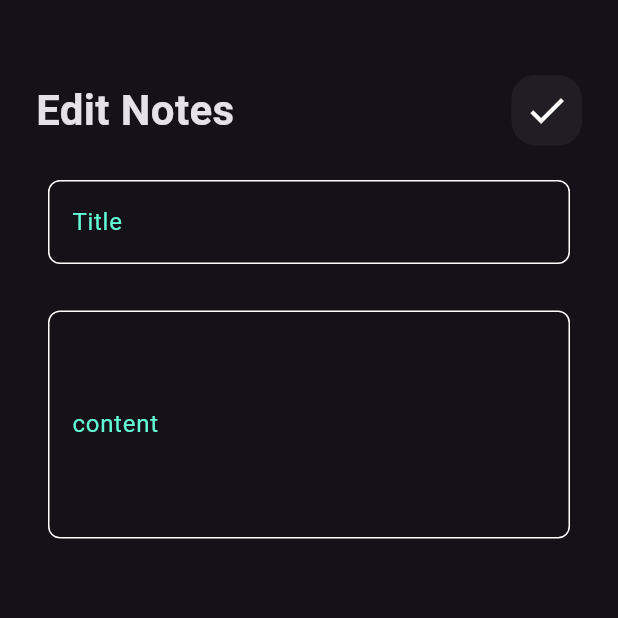
After one commit to mahmoud-dagher/mynotes, a Flutter app: the screen it shows after launch, after a tap on "Flutter Tips", on a phone screen of 412 x 824 dp, the top half of it. The commit adds this screen. Run offline on Flutter 3.47's test engine with Material 3 defaults, Android fonts, the phone set to English and light mode, and no system bars; our stand-ins replace font_awesome_flutter; Roboto replaces fonts that are missing (Poppins).

Commit message:
UI done ✔

```diff
--- /dev/null
+++ b/lib/shared/components/custom_app_bar.dart
@@ -0,0 +1,22 @@
+import 'package:flutter/material.dart';
+import 'package:my_notes/shared/components/custom_icon.dart';
+
+class CustomAppBar extends StatelessWidget {
+  const CustomAppBar({super.key, required this.title, required this.icon});
+  final String? title;
+  final IconData? icon;
+
+  @override
+  Widget build(BuildContext context) {
+    return Row(
+      children: [
+        Text(
+          title!,
+          style: const TextStyle(fontWeight: FontWeight.bold, fontSize: 28),
+        ),
+        const Spacer(),
+        CustomIcon(icon: icon),
+      ],
+    );
+  }
+}
--- a/lib/views/widgets/custom_search_icon.dart
+++ b/lib/shared/components/custom_icon.dart
@@ -1,7 +1,8 @@
 import 'package:flutter/material.dart';
 
-class CustomSearchIcon extends StatelessWidget {
-  const CustomSearchIcon({super.key});
+class CustomIcon extends StatelessWidget {
+  const CustomIcon({super.key, required this.icon});
+  final IconData? icon;
 
   @override
   Widget build(BuildContext context) {
@@ -14,13 +15,7 @@ class CustomSearchIcon extends StatelessWidget {
         // ignore: deprecated_member_use
         color: Colors.white.withOpacity(.05),
       ),
-      child: Center(
-        child: IconButton(
-          onPressed: () {},
-          icon: Icon(Icons.search),
-          iconSize: 30,
-        ),
-      ),
+      child: Center(child: Icon(icon, size: 30)),
     );
   }
 }
--- a/lib/views/widgets/add_note_bottom_sheet.dart
+++ b/lib/views/widgets/add_note_bottom_sheet.dart
@@ -1,6 +1,6 @@
 import 'package:flutter/material.dart';
-import 'package:my_notes/views/widgets/buttons.dart';
-import 'package:my_notes/views/widgets/custom_text_form_field.dart';
+import 'package:my_notes/shared/components/buttons.dart';
+import 'package:my_notes/shared/components/custom_text_form_field.dart';
 
 class AddNoteBottomSheet extends StatelessWidget {
   const AddNoteBottomSheet({super.key, this.text});
--- a/lib/views/widgets/custom_app_bar.dart
+++ /dev/null
@@ -1,20 +0,0 @@
-import 'package:flutter/material.dart';
-import 'package:my_notes/views/widgets/custom_search_icon.dart';
-
-class CustomAppBar extends StatelessWidget {
-  const CustomAppBar({super.key});
-
-  @override
-  Widget build(BuildContext context) {
-    return Row(
-      children: const [
-        Text(
-          'Notes',
-          style: TextStyle(fontWeight: FontWeight.bold, fontSize: 28),
-        ),
-        Spacer(),
-        CustomSearchIcon(),
-      ],
-    );
-  }
-}
--- a/lib/views/widgets/note_item.dart
+++ b/lib/views/widgets/note_item.dart
@@ -2,6 +2,7 @@
 
 import 'package:flutter/material.dart';
 import 'package:font_awesome_flutter/font_awesome_flutter.dart';
+import 'package:my_notes/views/widgets/notes_edit_view.dart';
 
 class NoteItem extends StatelessWidget {
   final Color color;
@@ -9,7 +10,18 @@ class NoteItem extends StatelessWidget {
 
   @override
   Widget build(BuildContext context) {
-    return Container(
+    return GestureDetector(
+      onTap: () {
+        Navigator.push(
+          context,
+          MaterialPageRoute(
+            builder: (context) {
+              return const NotesEditView();
+            },
+          ),
+        );
+      },
+      child: Container(
         padding: const EdgeInsets.only(top: 24, bottom: 24),
         decoration: BoxDecoration(
           color: color,
@@ -53,6 +65,7 @@ class NoteItem extends StatelessWidget {
             ),
           ],
         ),
+      ),
     );
   }
 }
--- /dev/null
+++ b/lib/views/widgets/notes_edit_view.dart
@@ -0,0 +1,34 @@
+import 'package:flutter/material.dart';
+import 'package:my_notes/shared/components/custom_app_bar.dart';
+import 'package:my_notes/shared/components/custom_text_form_field.dart';
+
+class NotesEditView extends StatelessWidget {
+  const NotesEditView({super.key});
+
+  @override
+  Widget build(BuildContext context) {
+    return Scaffold(
+      body: Padding(
+        padding: const EdgeInsets.symmetric(horizontal: 24),
+        child: const Column(
+          children: [
+            SizedBox(height: 50),
+            CustomAppBar(title: 'Edit Notes', icon: Icons.check),
+            SizedBox(height: 15),
+            CustomTextFormField(
+              text: 'Title',
+              inputType: TextInputType.text,
+              maxLines: 1,
+            ),
+            SizedBox(height: 15),
+            CustomTextFormField(
+              text: 'content',
+              inputType: TextInputType.text,
+              maxLines: 5,
+            ),
+          ],
+        ),
+      ),
+    );
+  }
+}
--- a/lib/views/widgets/notes_view_body.dart
+++ b/lib/views/widgets/notes_view_body.dart
@@ -1,7 +1,7 @@
 // ignore_for_file: unused_import
 
 import 'package:flutter/material.dart';
-import 'package:my_notes/views/widgets/custom_app_bar.dart';
+import 'package:my_notes/shared/components/custom_app_bar.dart';
 import 'package:my_notes/views/widgets/note_item.dart';
 import 'package:my_notes/views/widgets/notes_list_view_.dart';
 
@@ -15,7 +15,7 @@ class NotesViewBody extends StatelessWidget {
       child: Column(
         children: [
           SizedBox(height: 50),
-          CustomAppBar(),
+          CustomAppBar(title: 'Notes', icon: Icons.search),
           Expanded(child: NotesListView()),
         ],
       ),
```
Also changed, not shown: lib/shared/components/buttons.dart (renamed from lib/views/widgets/buttons.dart), lib/shared/components/custom_text_form_field.dart (renamed from lib/views/widgets/custom_text_form_field.dart). Lines whose indentation alone changed are shown as unchanged.
